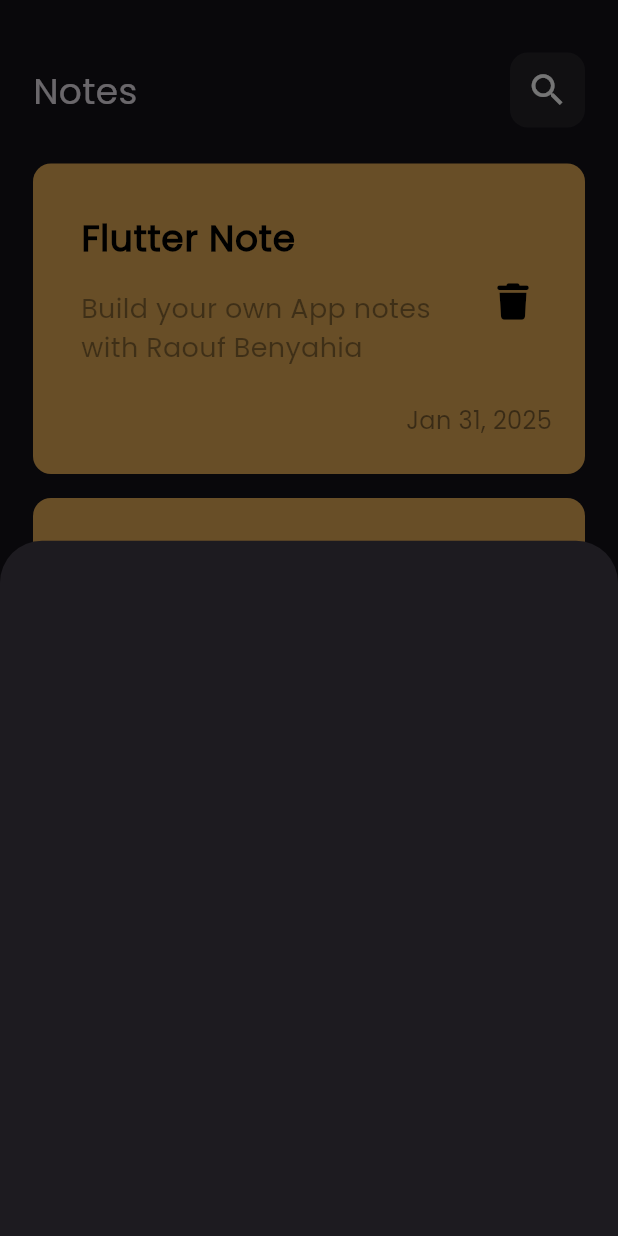
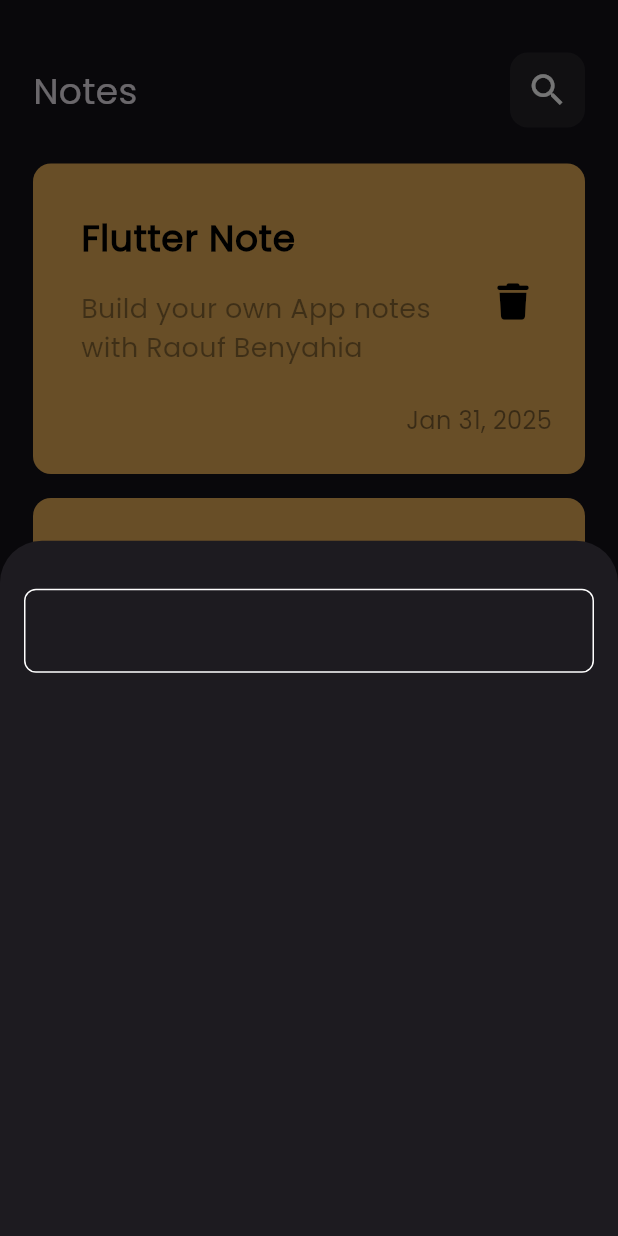
Before and after one commit to Benraouf93/note_app, a Flutter app: the screen it shows after launch, after a tap on the "add" icon, on a phone screen of 412 x 824 dp. Run offline on Flutter 3.47's test engine with Material 3 defaults, Android fonts, the phone set to English and light mode, and no system bars; our stand-ins replace font_awesome_flutter.

Commit message:
create custom textfiled

```diff
--- /dev/null
+++ b/lib/views/constants.dart
@@ -0,0 +1,3 @@
+import 'package:flutter/material.dart';
+
+const kPrimaryColor = Color.fromARGB(255, 23, 181, 181) ;
--- a/lib/views/notes_view.dart
+++ b/lib/views/notes_view.dart
@@ -1,5 +1,6 @@
 import 'package:flutter/material.dart';
 
+import 'constants.dart';
 import 'widgets/custom_btm_sheet.dart';
 import 'widgets/notes_view_body.dart';
 
@@ -11,14 +12,18 @@ class NotesView extends StatelessWidget {
     return Scaffold(
       body: const NotesViewBody(),
       floatingActionButton:
-          FloatingActionButton(onPressed: ()
+          FloatingActionButton(
+            backgroundColor: kPrimaryColor,
+            foregroundColor: Colors.black,
+            onPressed: ()
           {
             showModalBottomSheet(context: context, builder: (context)
             {
               return const CustomBtmSheet();
             });
           },
-      child: const Icon(Icons.add)),
+      child: const Icon(Icons.add),
+      ),
     );
   }
 }
--- a/lib/views/widgets/custom_btm_sheet.dart
+++ b/lib/views/widgets/custom_btm_sheet.dart
@@ -1,10 +1,19 @@
 import 'package:flutter/material.dart';
+import 'package:note_app/views/widgets/custom_textfiled.dart';
 
 class CustomBtmSheet extends StatelessWidget {
   const CustomBtmSheet({super.key});
 
   @override
   Widget build(BuildContext context) {
-    return Container();
+    return Padding(
+      padding: const EdgeInsets.symmetric(horizontal: 16),
+      child: Column(
+        children: const [
+          SizedBox(height: 32),
+          CustomTextFiled(),
+        ],
+      ),
+    );
   }
 }
--- /dev/null
+++ b/lib/views/widgets/custom_textfiled.dart
@@ -0,0 +1,27 @@
+import 'package:flutter/material.dart';
+import 'package:note_app/views/constants.dart';
+
+class CustomTextFiled extends StatelessWidget {
+  const CustomTextFiled({super.key});
+
+  @override
+  Widget build(BuildContext context) {
+    return TextField(
+      cursorColor: kPrimaryColor,
+      decoration: InputDecoration(
+        border: buildBorder(),
+        enabledBorder: buildBorder(),
+        focusedBorder: buildBorder(kPrimaryColor),
+      ),
+    );
+  }
+
+  OutlineInputBorder buildBorder([color]) {
+    return OutlineInputBorder(
+        borderRadius: BorderRadius.circular(8),
+        borderSide: BorderSide(
+          color : color ?? Colors.white,
+        ),
+      );
+  }
+}
```
